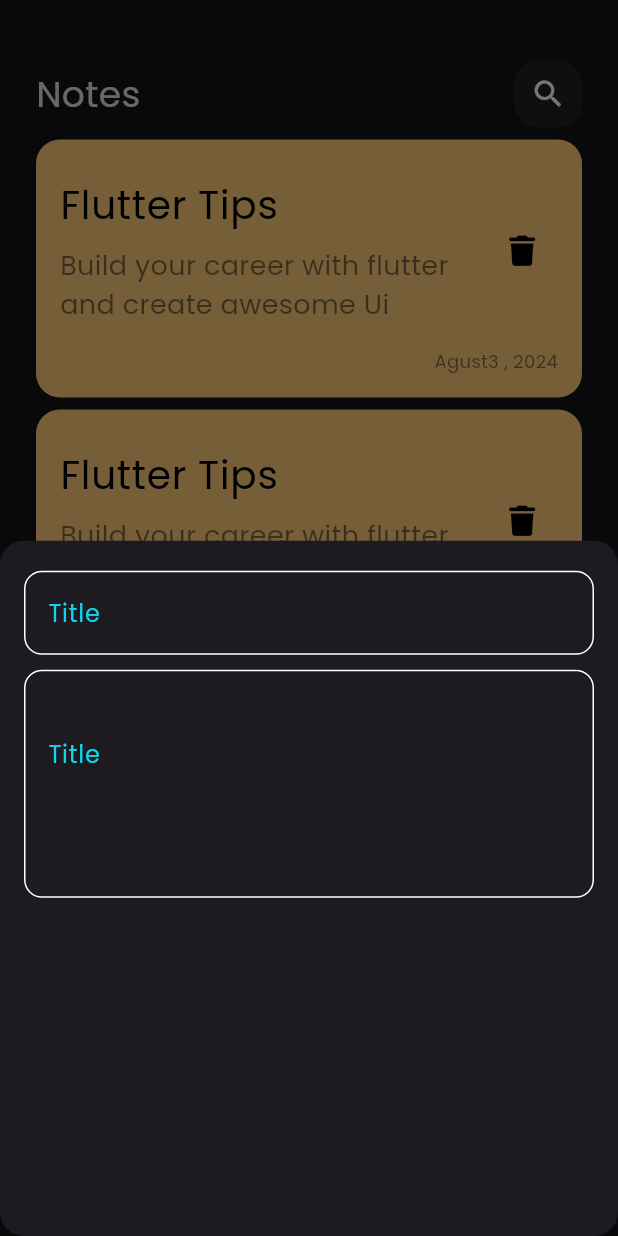
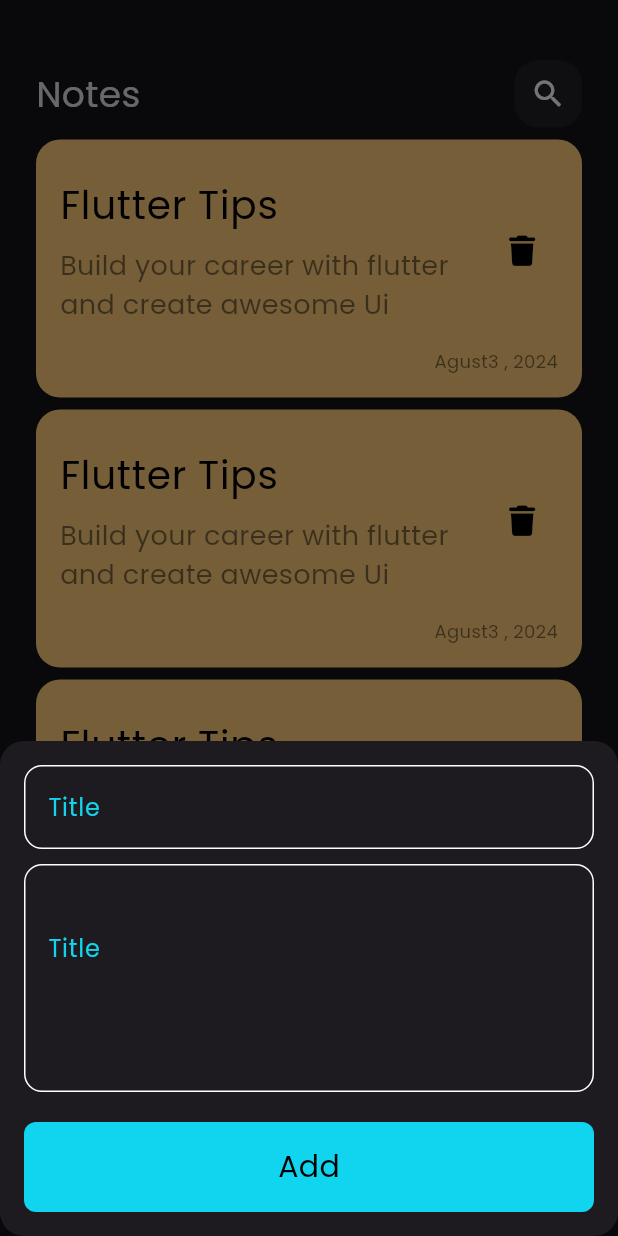
Before and after one commit to mohamedsaeedofficial/notes_app, a Flutter app: the screen it shows after launch, after a tap on an icon or button, on a phone screen of 412 x 824 dp. Run offline on Flutter 3.47's test engine with Material 3 defaults, Android fonts, the phone set to English and light mode, and no system bars; our stand-ins replace font_awesome_flutter.

Commit message:
make and add customButton to bottom sheet

```diff
--- a/lib/views/widgets/add_note_bottom_sheet.dart
+++ b/lib/views/widgets/add_note_bottom_sheet.dart
@@ -1,4 +1,5 @@
 import 'package:flutter/material.dart';
+import 'package:note_app/views/widgets/custom_button.dart';
 import 'package:note_app/views/widgets/custom_text_field.dart';
 
 class AddNoteBottomSheet extends StatelessWidget {
@@ -7,19 +8,28 @@
   @override
   Widget build(BuildContext context) {
     return const Padding(
-      padding: EdgeInsets.symmetric(horizontal: 16),
+      padding: EdgeInsets.symmetric(horizontal: 16 , vertical: 16),
+      child: SingleChildScrollView(
         child: Column(
           children: [
+
+            CustomTextField(
+              hint: 'Title',
+            ),
+            SizedBox(
+              height: 10,
+            ),
+            CustomTextField(
+              hint: 'Title',
+              maxLine: 5,
+            ),
             SizedBox(
               height: 20,
             ),
-          CustomTextField(hint: 'Title',),
-          SizedBox(height: 10,),
-          CustomTextField(hint: 'Title',maxLine: 5,),
+            CustomButton(text: 'Add')
           ],
+        ),
       ),
     );
   }
-
-
 }
--- /dev/null
+++ b/lib/views/widgets/custom_button.dart
@@ -0,0 +1,33 @@
+
+import 'package:flutter/material.dart';
+import 'package:note_app/constent.dart';
+
+class CustomButton extends StatelessWidget {
+  const CustomButton({super.key, required this.text, this.onTap});
+
+  final String text;
+  final VoidCallback? onTap ;
+  @override
+  Widget build(BuildContext context) {
+    return GestureDetector(
+      onTap: onTap,
+      child: Container(
+        decoration: BoxDecoration(
+          color: kPrimaryColor,
+          borderRadius: BorderRadius.circular(8),
+        ),
+        width: MediaQuery.of(context).size.width,
+        height: 60,
+        child:  Center(
+          child: Text(
+            text,
+            style: const TextStyle(
+              fontSize: 20,
+              color: Colors.black,
+            ),
+          ),
+        ),
+      ),
+    );
+  }
+}
```
Lines whose indentation alone changed are shown as unchanged.
